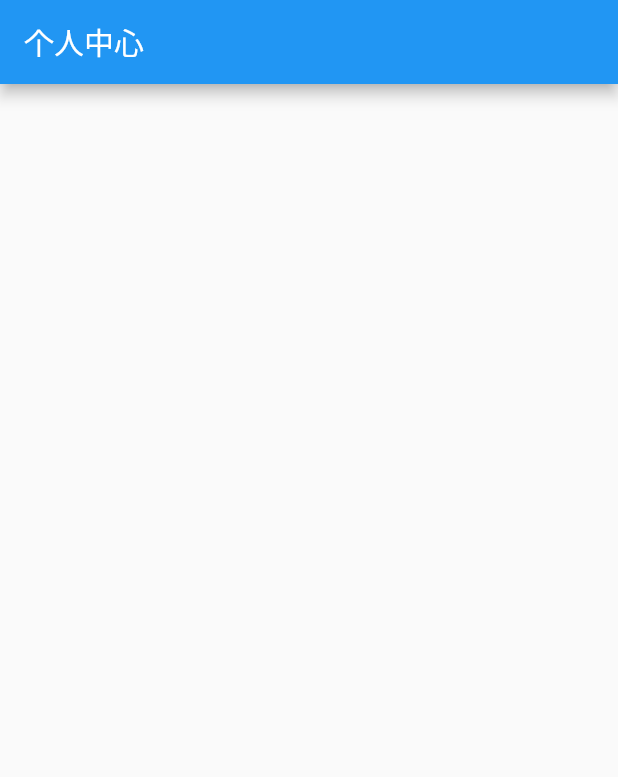
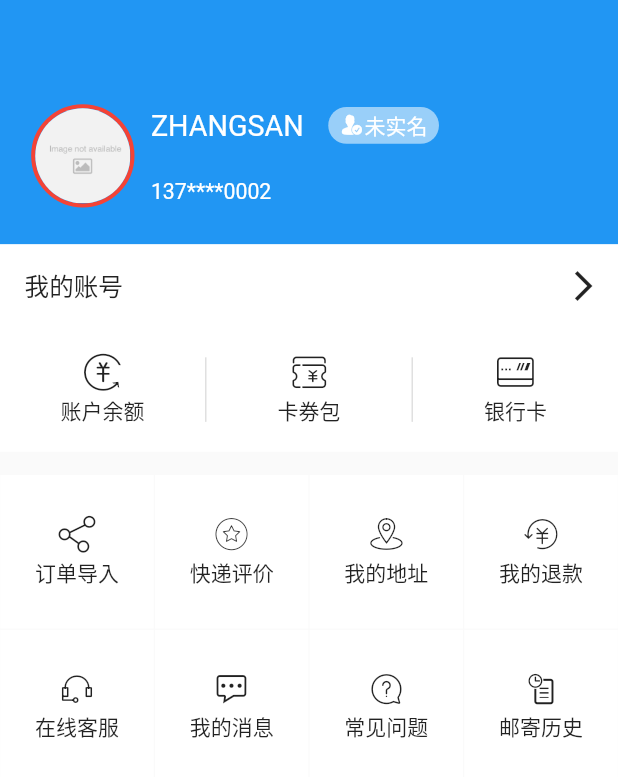
Before and after one commit to shichunlei/flutter_express, a Flutter app: the MyPage screen opened directly, on a phone screen of 412 x 824 dp. Shown: the top 777 px of the screen. Run offline on Flutter 3.47's test engine with Material 2 defaults, Android fonts, the phone set to English and light mode, and no system bars; drawn by our look-alikes of cached_network_image; our stand-ins replace flutter_screenutil; network calls fail.

Commit message:
我的页面，包结构调整，添加资源文件等

```diff
--- /dev/null
+++ b/lib/icon_font.dart
@@ -0,0 +1,47 @@
+import 'package:flutter/material.dart';
+
+class IconFont {
+  /// 余额
+  static const IconData balance =
+      const IconData(0xe667, fontFamily: 'IconFont');
+
+  /// 银行卡
+  static const IconData bank_card =
+      const IconData(0xe664, fontFamily: 'IconFont');
+
+  /// 卡券
+  static const IconData coupon = const IconData(0xe666, fontFamily: 'IconFont');
+
+  /// 退款
+  static const IconData refund = const IconData(0xe662, fontFamily: 'IconFont');
+
+  /// 地址
+  static const IconData address =
+      const IconData(0xe663, fontFamily: 'IconFont');
+
+  /// 评价
+  static const IconData comment =
+      const IconData(0xe65d, fontFamily: 'IconFont');
+
+  /// 常见问题
+  static const IconData faq = const IconData(0xe660, fontFamily: 'IconFont');
+
+  /// 订单导入
+  static const IconData import = const IconData(0xe665, fontFamily: 'IconFont');
+
+  /// 客服
+  static const IconData service =
+      const IconData(0xe65e, fontFamily: 'IconFont');
+
+  /// 邮寄历史
+  static const IconData history =
+      const IconData(0xe65f, fontFamily: 'IconFont');
+
+  /// 消息
+  static const IconData message =
+      const IconData(0xe661, fontFamily: 'IconFont');
+
+  /// 认证
+  static const IconData authentication =
+      const IconData(0xe668, fontFamily: 'IconFont');
+}
--- a/lib/main.dart
+++ b/lib/main.dart
@@ -3,6 +3,7 @@ import 'dart:io';
 
 import 'package:flutter/material.dart';
 import 'package:flutter/services.dart';
+import 'package:flutter_screenutil/flutter_screenutil.dart';
 
 import 'my_home_age.dart';
 
@@ -14,7 +15,10 @@ void main() {
     SystemChrome.setPreferredOrientations(
             [DeviceOrientation.portraitDown, DeviceOrientation.portraitUp])
         .then((_) {
-      runApp(MyApp());
+      runApp(ScreenUtilInit(
+          child: MyApp(),
+          designSize: Size(753.61, 1340.43),
+          allowFontScaling: false));
 
       if (Platform.isAndroid) {
         // 以下两行 设置android状态栏为透明的沉浸。写在组件渲染之后，是为了在渲染后进行set赋值，覆盖状态栏，写在渲染之前MaterialApp组件会覆盖掉这个值。
@@ -30,12 +34,12 @@ void main() {
 }
 
 class MyApp extends StatelessWidget {
-  // This widget is the root of your application.
   @override
   Widget build(BuildContext context) {
     return MaterialApp(
         title: 'Flutter Express',
         theme: ThemeData(
+            backgroundColor: Colors.grey[200],
             primarySwatch: Colors.blue,
             visualDensity: VisualDensity.adaptivePlatformDensity),
         home: MyHomePage());
--- a/lib/my_home_age.dart
+++ b/lib/my_home_age.dart
@@ -1,10 +1,11 @@
 import 'package:flutter/material.dart';
+import 'package:flutter_screenutil/flutter_screenutil.dart';
 
-import 'check_express_page.dart';
-import 'home_page.dart';
-import 'my_page.dart';
-import 'order_page.dart';
-import 'send_express_page.dart';
+import 'pages/check_express_page.dart';
+import 'pages/home_page.dart';
+import 'pages/my_page.dart';
+import 'pages/order_page.dart';
+import 'pages/send_express_page.dart';
 import 'widgets/radius_inkwell_widget.dart';
 
 class MyHomePage extends StatefulWidget {
@@ -40,22 +41,22 @@ class _MyHomePageState extends State<MyHomePage> {
           MyPage()
         ]),
         floatingActionButton: Container(
-            width: 80,
-            height: 80,
+            width: 118.r,
+            height: 118.r,
             alignment: Alignment.center,
             child: Container(
                 alignment: Alignment.center,
                 decoration: BoxDecoration(
-                    borderRadius: BorderRadius.circular(40),
+                    borderRadius: BorderRadius.circular(54.r),
                     color: Theme.of(context).primaryColor),
-                width: 70,
-                height: 70,
+                width: 108.r,
+                height: 108.r,
                 child: buildBottomItemView(2, isMiddle: true))),
         floatingActionButtonLocation: FloatingActionButtonLocation.centerDocked,
         bottomNavigationBar: BottomAppBar(
             shape: CircularNotchedRectangle(),
             child: Container(
-                height: 68,
+                height: 108.h,
                 child: Row(children: [
                   buildBottomItemView(0),
                   buildBottomItemView(1),
@@ -80,7 +81,8 @@ class _MyHomePageState extends State<MyHomePage> {
                     width: isMiddle ? 70 : 60,
                     child: Column(children: [
                       Icon(Icons.unarchive_sharp,
-                          color: isMiddle ? Colors.white : Colors.black),
+                          color: isMiddle ? Colors.white : Colors.black,
+                          size: 48.r),
                       Text(titles[index],
                           style: TextStyle(
                               color: isMiddle ? Colors.white : Colors.black))
--- a/lib/my_page.dart
+++ /dev/null
@@ -1,30 +0,0 @@
-import 'package:flutter/material.dart';
-
-class MyPage extends StatefulWidget {
-  MyPage({Key key}) : super(key: key);
-
-  @override
-  createState() => _MyPageState();
-}
-
-class _MyPageState extends State<MyPage> {
-  @override
-  void initState() {
-    super.initState();
-  }
-
-  @override
-  void dispose() {
-    super.dispose();
-  }
-
-  @override
-  Widget build(BuildContext context) {
-    return Scaffold(
-      appBar: AppBar(
-        title: Text("个人中心"),
-      ),
-      body: Container(),
-    );
-  }
-}
--- /dev/null
+++ b/lib/pages/my_page.dart
@@ -0,0 +1,180 @@
+import 'package:flutter/material.dart';
+import 'package:flutter_express/icon_font.dart';
+import 'package:flutter_express/widgets/radius_inkwell_widget.dart';
+import 'package:flutter_express/widgets/round_image.dart';
+import 'package:flutter_screenutil/flutter_screenutil.dart';
+
+class MyPage extends StatefulWidget {
+  MyPage({Key key}) : super(key: key);
+
+  @override
+  createState() => _MyPageState();
+}
+
+class _MyPageState extends State<MyPage> {
+  List<Map> list = [];
+
+  @override
+  void initState() {
+    super.initState();
+
+    list = [
+      {"title": "订单导入", "icon": IconFont.import},
+      {"title": "快递评价", "icon": IconFont.comment},
+      {"title": "我的地址", "icon": IconFont.address},
+      {"title": "我的退款", "icon": IconFont.refund},
+      {"title": "在线客服", "icon": IconFont.service},
+      {"title": "我的消息", "icon": IconFont.message},
+      {"title": "常见问题", "icon": IconFont.faq},
+      {"title": "邮寄历史", "icon": IconFont.history}
+    ];
+  }
+
+  @override
+  void dispose() {
+    super.dispose();
+  }
+
+  @override
+  Widget build(BuildContext context) {
+    return Scaffold(
+      body: Column(children: [
+        /// 头部
+        Container(
+            height: 265.h,
+            width: double.infinity,
+            color: Theme.of(context).primaryColor,
+            padding: EdgeInsets.only(top: 106.h, left: 38.w, bottom: 33.h),
+            child: Row(children: [
+              /// 头像
+              RoundImage(
+                  width: 126.r,
+                  height: 126.r,
+                  path:
+                      'https://gimg2.baidu.com/image_search/src=http%3A%2F%2Fimg.08087.cc%2Fuploads%2F20190415%2F18%2F1555325643-zhFdcDVQCS.jpg&refer=http%3A%2F%2Fimg.08087.cc&app=2002&size=f9999,10000&q=a80&n=0&g=0n&fmt=jpeg?sec=1614391160&t=9a35269025efa31a3a231d03763e71a9',
+                  radius: 100,
+                  border: Border.all(color: Colors.red, width: 5.r)),
+              SizedBox(width: 20.w),
+              Column(children: [
+                SizedBox(height: 10.h),
+                Row(children: [
+                  /// 姓名
+                  Text('ZHANGSAN',
+                      style: TextStyle(color: Colors.white, fontSize: 35.sp)),
+                  Container(
+                      margin: EdgeInsets.only(left: 30.w),
+                      decoration: BoxDecoration(
+                          color: Colors.white54,
+                          borderRadius: BorderRadius.circular(20.h)),
+                      height: 40.h,
+                      width: 135.w,
+                      child: Row(children: [
+                        Icon(IconFont.authentication,
+                            color: Colors.white, size: 30.r),
+                        Text('未实名', style: TextStyle(color: Colors.white))
+                      ], mainAxisAlignment: MainAxisAlignment.center))
+                ]),
+                Spacer(),
+
+                /// 电话号码
+                Text('137****0002',
+                    style: TextStyle(color: Colors.white, fontSize: 26.sp)),
+                SizedBox(height: 10.h)
+              ], crossAxisAlignment: CrossAxisAlignment.start)
+            ])),
+        Container(
+            height: 225.h,
+            width: double.infinity,
+            color: Colors.white,
+            child: Column(children: [
+              /// 我的账号
+              RadiusInkWellWidget(
+                  child: Container(
+                      padding: EdgeInsets.only(left: 30.w, right: 20.w),
+                      height: 90.h,
+                      width: double.infinity,
+                      child: Row(children: [
+                        Text('我的账号',
+                            style: TextStyle(
+                                fontSize: 30.sp, fontWeight: FontWeight.w500)),
+                        Spacer(),
+                        Icon(Icons.arrow_forward_ios_outlined)
+                      ])),
+                  onPressed: () {},
+                  radius: 0,
+                  color: Colors.transparent),
+              Row(children: [
+                Expanded(
+                    child: RadiusInkWellWidget(
+                        child: Container(
+                            child: Column(children: [
+                              Icon(IconFont.balance, size: 45.r),
+                              SizedBox(height: 5.h),
+                              Text('账户余额')
+                            ], mainAxisSize: MainAxisSize.min),
+                            height: 135.h,
+                            alignment: Alignment.center),
+                        radius: 0,
+                        color: Colors.transparent,
+                        onPressed: () {})),
+                Container(
+                    height: 70.h,
+                    width: 1,
+                    color: Theme.of(context).dividerColor),
+                Expanded(
+                    child: RadiusInkWellWidget(
+                        child: Container(
+                            child: Column(children: [
+                              Icon(IconFont.coupon, size: 45.r),
+                              SizedBox(height: 5.h),
+                              Text('卡券包')
+                            ], mainAxisSize: MainAxisSize.min),
+                            height: 135.h,
+                            alignment: Alignment.center),
+                        radius: 0,
+                        color: Colors.transparent,
+                        onPressed: () {})),
+                Container(
+                    height: 70.h,
+                    width: 1,
+                    color: Theme.of(context).dividerColor),
+                Expanded(
+                    child: RadiusInkWellWidget(
+                        child: Container(
+                            child: Column(children: [
+                              Icon(IconFont.bank_card, size: 45.r),
+                              SizedBox(height: 5.h),
+                              Text('银行卡')
+                            ], mainAxisSize: MainAxisSize.min),
+                            height: 135.h,
+                            alignment: Alignment.center),
+                        radius: 0,
+                        color: Colors.transparent,
+                        onPressed: () {}))
+              ])
+            ])),
+        Container(
+            margin: EdgeInsets.only(top: 25.h),
+            child: Wrap(
+                children: List.generate(
+                    8,
+                    (index) => RadiusInkWellWidget(
+                          onPressed: () {},
+                          radius: 0,
+                          color: Colors.white,
+                          child: Container(
+                              width: 187.6.r,
+                              height: 187.6.r,
+                              child: Column(children: [
+                                Icon(list[index]['icon'], size: 45.r),
+                                SizedBox(height: 5.h),
+                                Text(list[index]['title'])
+                              ], mainAxisSize: MainAxisSize.min),
+                              alignment: Alignment.center),
+                        )),
+                spacing: 1.r,
+                runSpacing: 1.r))
+      ]),
+    );
+  }
+}
--- /dev/null
+++ b/lib/pages/send_express_page.dart
@@ -0,0 +1,43 @@
+import 'package:flutter/material.dart';
+import 'package:flutter_screenutil/flutter_screenutil.dart';
+
+class SendExpressPage extends StatefulWidget {
+  SendExpressPage({Key key}) : super(key: key);
+
+  @override
+  createState() => _SendExpressPageState();
+}
+
+class _SendExpressPageState extends State<SendExpressPage> {
+  @override
+  void initState() {
+    super.initState();
+  }
+
+  @override
+  void dispose() {
+    super.dispose();
+  }
+
+  @override
+  Widget build(BuildContext context) {
+    return Scaffold(
+        appBar: AppBar(title: Text("寄快递")),
+        body: Container(
+          child: Column(
+            children: [
+              Container(
+                height: 90.h,
+                width: double.infinity,
+                color: Colors.white,
+              ),
+              Container(
+                height: 1,
+                width: double.infinity,
+                color: Theme.of(context).dividerColor,
+              )
+            ],
+          ),
+        ));
+  }
+}
--- a/lib/send_express_page.dart
+++ /dev/null
@@ -1,30 +0,0 @@
-import 'package:flutter/material.dart';
-
-class SendExpressPage extends StatefulWidget {
-  SendExpressPage({Key key}) : super(key: key);
-
-  @override
-  createState() => _SendExpressPageState();
-}
-
-class _SendExpressPageState extends State<SendExpressPage> {
-  @override
-  void initState() {
-    super.initState();
-  }
-
-  @override
-  void dispose() {
-    super.dispose();
-  }
-
-  @override
-  Widget build(BuildContext context) {
-    return Scaffold(
-      appBar: AppBar(
-        title: Text("寄快递"),
-      ),
-      body: Container(),
-    );
-  }
-}
--- /dev/null
+++ b/lib/widgets/round_image.dart
@@ -0,0 +1,76 @@
+import 'dart:io';
+
+import 'package:cached_network_image/cached_network_image.dart';
+import 'package:flutter/material.dart';
+
+enum ImageType { network, assets, file }
+
+/// 圆角头像
+class RoundImage extends StatelessWidget {
+  /// 半径
+  final double radius;
+
+  final double height;
+
+  final double width;
+
+  /// 边框
+  final BoxBorder border;
+
+  final BoxFit fit;
+
+  /// 文件路径
+  final String path;
+
+  final VoidCallback onTap;
+
+  final ImageType source;
+
+  RoundImage({
+    Key key,
+    this.width: 70,
+    this.radius: .0,
+    this.height: 70,
+    this.border,
+    this.path,
+    this.onTap,
+    this.fit: BoxFit.cover,
+    this.source: ImageType.network,
+  }) : super(key: key);
+
+  @override
+  Widget build(BuildContext context) {
+    Widget imageView;
+    switch (source) {
+      case ImageType.network:
+        imageView = CachedNetworkImage(
+            imageUrl: path,
+            fit: fit,
+            width: width,
+            height: height,
+            errorWidget: (BuildContext context, String url, Object error) =>
+                Image.asset('assets/images/img_not_available.jpeg',
+                    fit: fit, width: width, height: height));
+        break;
+      case ImageType.assets:
+        imageView = Image.asset(path, fit: fit, width: width, height: height);
+        break;
+      case ImageType.file:
+        imageView =
+            Image.file(File(path), fit: fit, width: width, height: height);
+        break;
+    }
+
+    return GestureDetector(
+        behavior: HitTestBehavior.opaque,
+        onTap: onTap,
+        child: Container(
+            decoration: BoxDecoration(
+                border: border, borderRadius: BorderRadius.circular(radius)),
+            height: height,
+            width: width,
+            child: ClipRRect(
+                borderRadius: BorderRadius.circular(radius),
+                child: imageView)));
+  }
+}
```
Also changed, not shown: pubspec.yaml (+10 -8 lines), assets/font/iconfont.ttf (added), assets/images/img_not_available.jpeg (added), lib/pages/check_express_page.dart (renamed from lib/check_express_page.dart), lib/pages/home_page.dart (renamed from lib/home_page.dart), lib/pages/order_page.dart (renamed from lib/order_page.dart), 5 other files.
